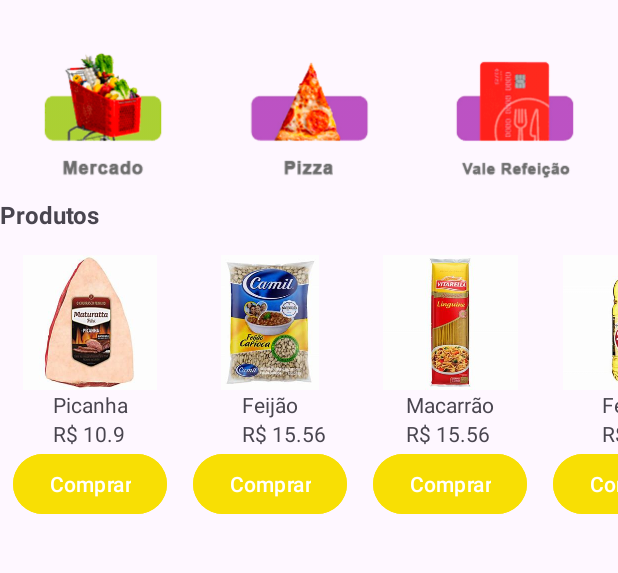
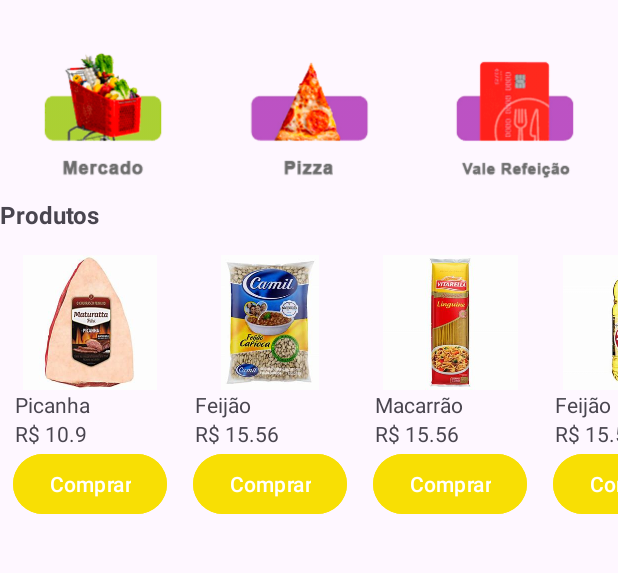
Before and after one commit to JulianoRenis/FakeStore, an Android app: the screen it shows after launch (MainActivity), on a phone screen of 412 x 824 dp, the part 216-789 px from its top. Run offline under Robolectric (Android 15) with nearby library versions, the phone set to English and light mode, and no system bars.

Commit message:
ajuste imagem item_produto.xml

```diff
--- a/app/src/main/res/layout/item_produto.xml
+++ b/app/src/main/res/layout/item_produto.xml
@@ -10,6 +10,7 @@
         android:layout_width="120dp"
         android:layout_height="90dp"
         android:layout_marginTop="16dp"
+        app:layout_constraintEnd_toEndOf="parent"
         app:layout_constraintStart_toStartOf="parent"
         app:layout_constraintTop_toTopOf="parent"
         tools:srcCompat="@drawable/arros" />
@@ -18,8 +19,8 @@
         android:id="@+id/txtNomeProduto"
         android:layout_width="wrap_content"
         android:layout_height="wrap_content"
+        android:layout_marginStart="10dp"
         android:text="NomeDoProduto"
-        app:layout_constraintEnd_toEndOf="parent"
         app:layout_constraintStart_toStartOf="parent"
         app:layout_constraintTop_toBottomOf="@+id/imgProduto" />
 
@@ -27,8 +28,9 @@
         android:id="@+id/txtPreco"
         android:layout_width="wrap_content"
         android:layout_height="match_parent"
+        android:layout_marginStart="10dp"
         android:text="Preço"
-        app:layout_constraintStart_toStartOf="@+id/txtNomeProduto"
+        app:layout_constraintStart_toStartOf="parent"
         app:layout_constraintTop_toBottomOf="@+id/txtNomeProduto" />
 
     <Button
```
